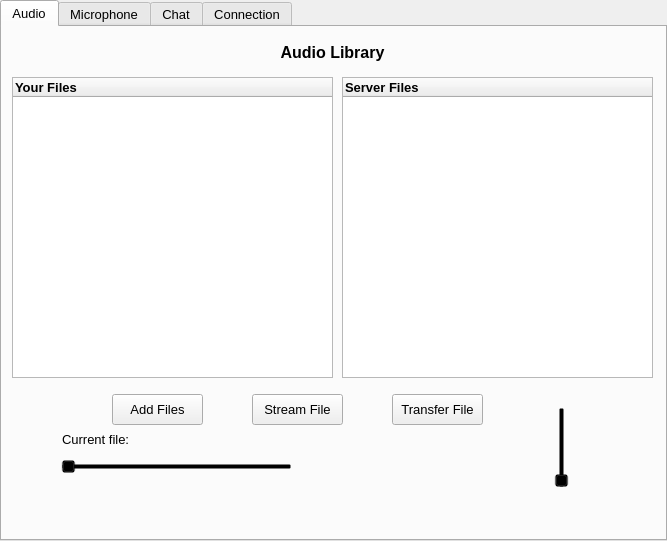
Before: the Qt Designer form src/application/appwindow.ui in mvan/4985Final, drawn with Qt 5.
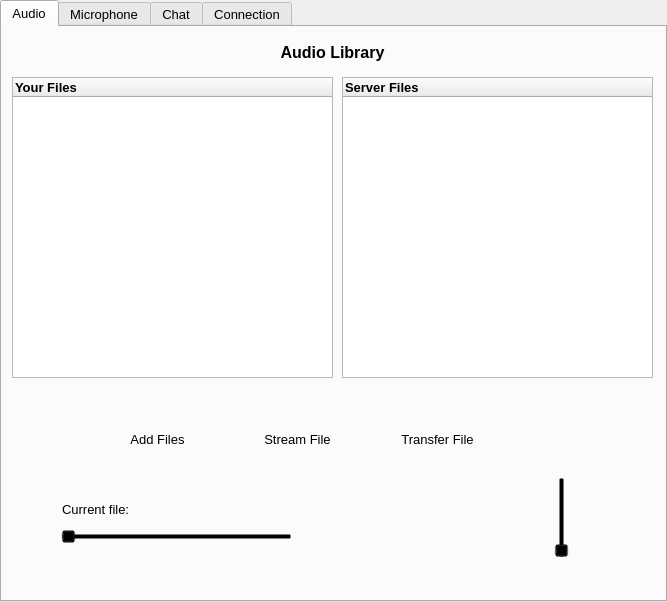
After: the same form once the commit is applied. Icons and pictures are not drawn. Custom widgets are drawn as their Qt base class.

What changed in the file:
```diff
--- a/src/application/appwindow.ui
+++ b/src/application/appwindow.ui
@@ -7,7 +7,7 @@
     <x>0</x>
     <y>0</y>
     <width>667</width>
-    <height>541</height>
+    <height>602</height>
    </rect>
   </property>
   <property name="font">
@@ -87,7 +87,7 @@
     <property name="geometry">
      <rect>
       <x>360</x>
-      <y>420</y>
+      <y>490</y>
       <width>48</width>
       <height>48</height>
      </rect>
@@ -128,7 +128,7 @@
     <property name="geometry">
      <rect>
       <x>420</x>
-      <y>420</y>
+      <y>490</y>
       <width>48</width>
       <height>48</height>
      </rect>
@@ -169,7 +169,7 @@
     <property name="geometry">
      <rect>
       <x>60</x>
-      <y>397</y>
+      <y>467</y>
       <width>471</width>
       <height>31</height>
      </rect>
@@ -191,7 +191,7 @@
     <property name="geometry">
      <rect>
       <x>480</x>
-      <y>420</y>
+      <y>490</y>
       <width>48</width>
       <height>48</height>
      </rect>
@@ -232,7 +232,7 @@
     <property name="geometry">
      <rect>
       <x>300</x>
-      <y>420</y>
+      <y>490</y>
       <width>48</width>
       <height>48</height>
      </rect>
@@ -373,7 +373,7 @@
       <x>250</x>
       <y>367</y>
       <width>91</width>
-      <height>31</height>
+      <height>91</height>
      </rect>
     </property>
     <property name="font">
@@ -385,6 +385,9 @@
     <property name="text">
      <string>Stream File</string>
     </property>
+    <property name="flat">
+     <bool>true</bool>
+    </property>
    </widget>
    <widget class="QPushButton" name="transfer">
     <property name="geometry">
@@ -392,7 +395,7 @@
       <x>390</x>
       <y>367</y>
       <width>91</width>
-      <height>31</height>
+      <height>91</height>
      </rect>
     </property>
     <property name="font">
@@ -404,6 +407,9 @@
     <property name="text">
      <string>Transfer File</string>
     </property>
+    <property name="flat">
+     <bool>true</bool>
+    </property>
    </widget>
    <widget class="QPushButton" name="addFiles">
     <property name="geometry">
@@ -411,7 +417,7 @@
       <x>110</x>
       <y>367</y>
       <width>91</width>
-      <height>31</height>
+      <height>91</height>
      </rect>
     </property>
     <property name="font">
@@ -423,6 +429,9 @@
     <property name="text">
      <string>Add Files</string>
     </property>
+    <property name="flat">
+     <bool>true</bool>
+    </property>
    </widget>
    <widget class="QTreeWidget" name="otherLibrary">
     <property name="geometry">
@@ -489,7 +498,7 @@
     <property name="geometry">
      <rect>
       <x>59</x>
-      <y>430</y>
+      <y>500</y>
       <width>231</width>
       <height>20</height>
      </rect>
@@ -511,7 +520,7 @@
     <property name="geometry">
      <rect>
       <x>550</x>
-      <y>380</y>
+      <y>450</y>
       <width>20</width>
       <height>81</height>
      </rect>
```
Left out of the diff: 9 changed lines with no effect on the pictures.
